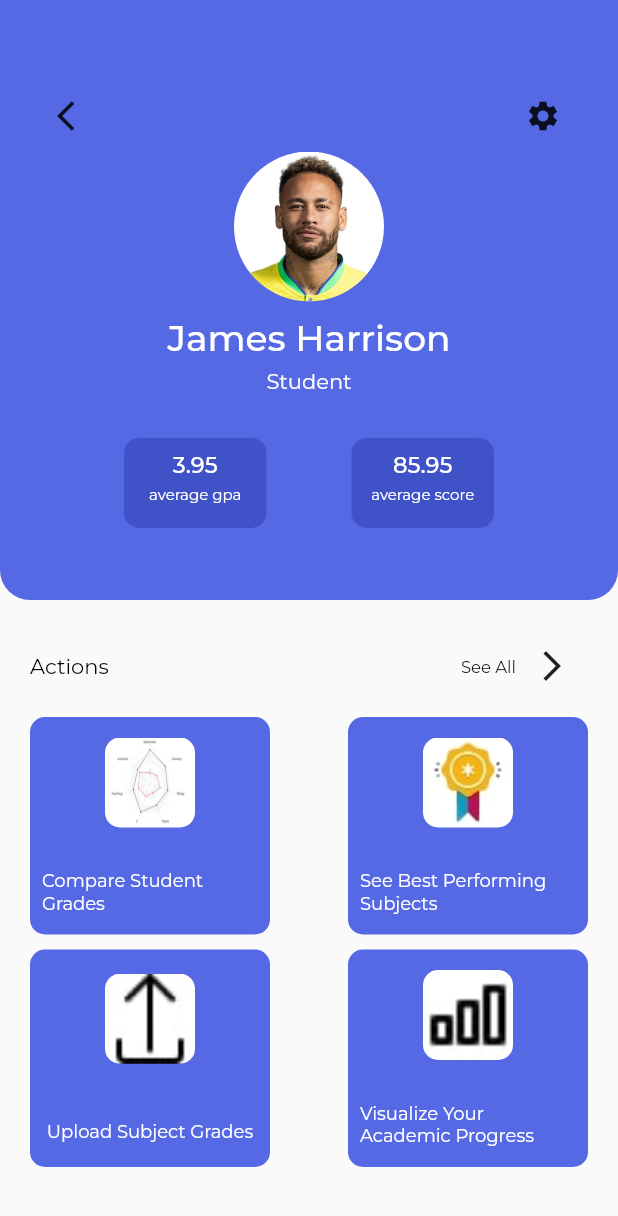
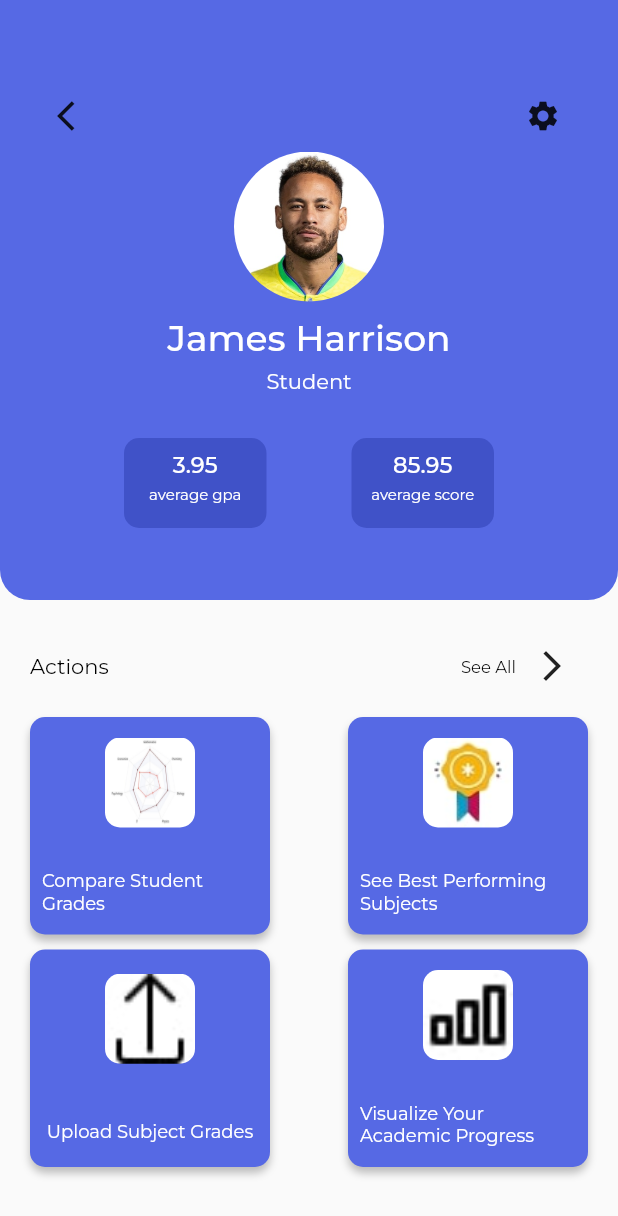
Before and after one commit to TheRealKwabena/gradify-flutter, a Flutter app: the HomePage screen opened by its route, on a phone screen of 412 x 824 dp. Shown: the top 1216 px of the screen. Run offline on Flutter 3.47's test engine with Material 2 defaults, Android fonts, the phone set to English and light mode, and no system bars; our stand-ins replace flutter_onboarding_slider, google_fonts.

Commit message:
feat: styled the action card by adding box shadow effect

```diff
--- a/lib/components/action_card.dart
+++ b/lib/components/action_card.dart
@@ -50,7 +50,14 @@ class MainActionCard extends StatelessWidget {
         ),
         decoration: BoxDecoration(
             color: kHomePageMainColor,
-            borderRadius: BorderRadius.circular(10.0)),
+            borderRadius: BorderRadius.circular(10.0),
+            boxShadow: [
+              BoxShadow(
+                color: Color.fromRGBO(0, 0, 0, 0.25),
+                offset: Offset(0, 4),
+                blurRadius: 4.0
+              )
+            ]),
       ),
     );
   }
```
